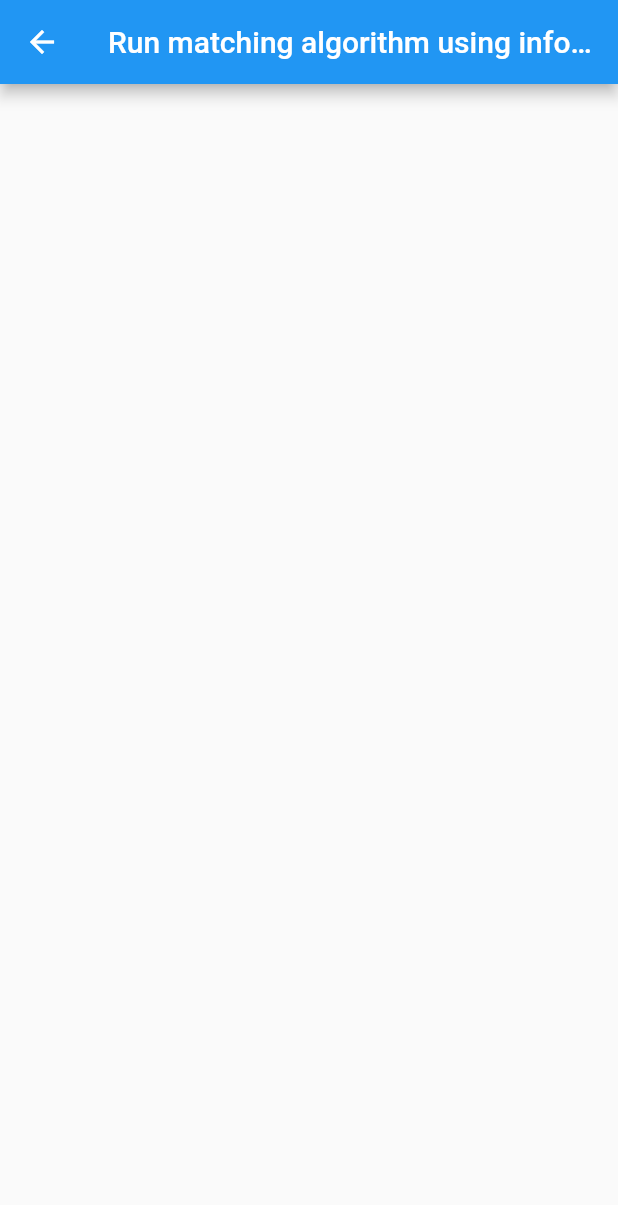
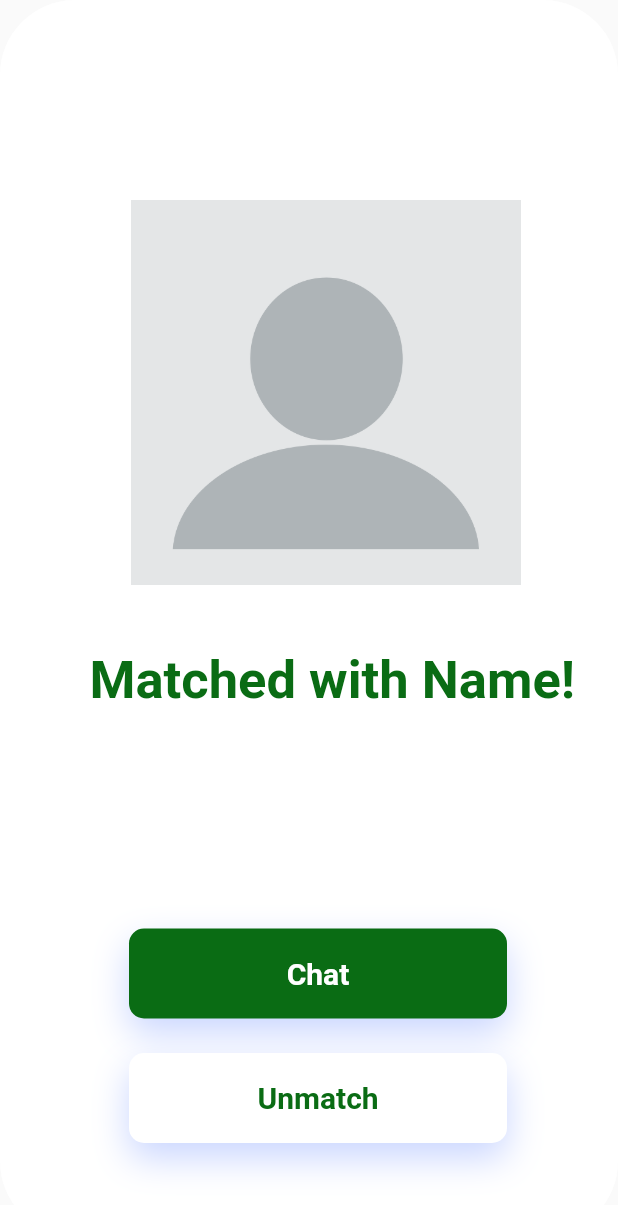
Before and after one commit to hqa5im/dux_project, a Flutter app: the DashBoard widget shown alone on an empty page, opened directly, after a tap on "Find Local!", on a phone screen of 412 x 824 dp. Shown: the top 1205 px of the screen. Run offline on Flutter 3.47's test engine with Material 2 defaults, Android fonts, the phone set to English and light mode, and no system bars; our stand-ins replace cloud_firestore, firebase_auth, firebase_core; accounts and stored records are empty; Roboto replaces fonts that are missing (Poppins).

Commit message:
Added UI for 'Find Local'

```diff
--- /dev/null
+++ b/lib/match_display.dart
@@ -0,0 +1,212 @@
+import 'package:flutter/material.dart';
+import 'package:dux_project/welcome.dart';
+
+// display the match result
+class ResultPage extends StatefulWidget {
+  @override
+  _ResultPageState createState() => _ResultPageState();
+}
+
+class _ResultPageState extends State<ResultPage> {
+  @override
+  Widget build(BuildContext context) {
+    color:
+    Colors.transparent;
+    return Material(
+        child: Container(
+      width: 428,
+      height: 926,
+      clipBehavior: Clip.antiAlias,
+      decoration: ShapeDecoration(
+        color: Colors.white,
+        shape: RoundedRectangleBorder(
+          borderRadius: BorderRadius.circular(50),
+        ),
+      ),
+      child: Stack(
+        children: [
+          Positioned(
+            left: 0,
+            top: 0,
+            child: Container(
+              width: 428,
+              height: 926,
+              decoration: BoxDecoration(
+                color: Colors.white.withOpacity(0.4699999988079071),
+              ),
+            ),
+          ),
+          Positioned(
+            left: 22,
+            top: 50,
+            child: Container(
+              height: 422,
+              padding: const EdgeInsets.symmetric(horizontal: 11, vertical: 52),
+              decoration: ShapeDecoration(
+                shape: RoundedRectangleBorder(
+                  borderRadius: BorderRadius.circular(20),
+                ),
+              ),
+              child: Row(
+                mainAxisSize: MainAxisSize.min,
+                mainAxisAlignment: MainAxisAlignment.center,
+                crossAxisAlignment: CrossAxisAlignment.center,
+                children: [
+                  Container(
+                    width: 363,
+                    height: 370,
+                    clipBehavior: Clip.antiAlias,
+                    decoration: BoxDecoration(),
+                  ),
+                ],
+              ),
+            ),
+          ),
+          Positioned(
+            left: 50,
+            top: 433,
+            child: SizedBox(
+              width: 343,
+              child: Text(
+                'Matched with Name!', // name of the matched user
+                textAlign: TextAlign.center,
+                style: TextStyle(
+                  color: Color(0xFF0A6C14),
+                  fontSize: 35,
+                  fontFamily: 'Poppins',
+                  fontWeight: FontWeight.w600,
+                  height: 0,
+                ),
+              ),
+            ),
+          ),
+
+          // chat button
+          Positioned(
+              left: 70,
+              top: 619,
+              child: ElevatedButton(
+                onPressed: () {
+                  Navigator.push(
+                    context,
+                    MaterialPageRoute(builder: (context) => DashBoard()),
+                  );
+                },
+                style: ElevatedButton.styleFrom(
+                  primary: Colors.transparent, // Set to transparent
+                  shadowColor: Colors.transparent, // Set to transparent
+                ),
+                child: Container(
+                  width: 252,
+                  height: 60,
+                  padding:
+                      const EdgeInsets.symmetric(horizontal: 20, vertical: 15),
+                  decoration: ShapeDecoration(
+                    color: Color(0xFF0A6C14),
+                    shape: RoundedRectangleBorder(
+                      borderRadius: BorderRadius.circular(10),
+                    ),
+                    shadows: [
+                      BoxShadow(
+                        color: Color(0xFFCAD6FF),
+                        blurRadius: 20,
+                        offset: Offset(0, 10),
+                        spreadRadius: 0,
+                      )
+                    ],
+                  ),
+                  child: Row(
+                    mainAxisSize: MainAxisSize.min,
+                    mainAxisAlignment: MainAxisAlignment.center,
+                    crossAxisAlignment: CrossAxisAlignment.center,
+                    children: [
+                      Text(
+                        'Chat',
+                        textAlign: TextAlign.center,
+                        style: TextStyle(
+                          color: Colors.white,
+                          fontSize: 20,
+                          fontFamily: 'Poppins',
+                          fontWeight: FontWeight.w600,
+                          height: 0,
+                        ),
+                      ),
+                    ],
+                  ),
+                ),
+              )),
+
+          // unmatch button
+          Positioned(
+            left: 70,
+            top: 702,
+            child: ElevatedButton(
+              onPressed: () {
+                Navigator.push(
+                  context,
+                  MaterialPageRoute(builder: (context) => DashBoard()),
+                );
+              },
+              style: ElevatedButton.styleFrom(
+                primary: Colors.transparent, // Set to transparent
+                shadowColor: Colors.transparent, // Set to transparent
+              ),
+              child: Container(
+                width: 252,
+                height: 60,
+                padding:
+                    const EdgeInsets.symmetric(horizontal: 20, vertical: 15),
+                decoration: ShapeDecoration(
+                  color: Colors.white,
+                  shape: RoundedRectangleBorder(
+                    borderRadius: BorderRadius.circular(10),
+                  ),
+                  shadows: [
+                    BoxShadow(
+                      color: Color(0xFFCAD6FF),
+                      blurRadius: 20,
+                      offset: Offset(0, 10),
+                      spreadRadius: 0,
+                    )
+                  ],
+                ),
+                child: Row(
+                  mainAxisSize: MainAxisSize.min,
+                  mainAxisAlignment: MainAxisAlignment.center,
+                  crossAxisAlignment: CrossAxisAlignment.center,
+                  children: [
+                    Text(
+                      'Unmatch',
+                      textAlign: TextAlign.center,
+                      style: TextStyle(
+                        color: Color(0xFF0A6C14),
+                        fontSize: 20,
+                        fontFamily: 'Poppins',
+                        fontWeight: FontWeight.w600,
+                        height: 0,
+                      ),
+                    ),
+                  ],
+                ),
+              ),
+            ),
+          ),
+          Positioned(
+            left: 87,
+            top: 133,
+            child: Container(
+              width: 260,
+              height: 257,
+              decoration: BoxDecoration(
+                image: DecorationImage(
+                  image: AssetImage("assets/blank profile.png"),
+                  fit: BoxFit.fill,
+                ),
+              ),
+            ),
+          ),
+        ],
+      ),
+    ));
+  }
+}
--- a/lib/quiz.dart
+++ b/lib/quiz.dart
@@ -237,6 +237,7 @@ class _MultiSelectState4 extends State<MultiSelect4> {
 
 // quiz page UI
 class FormPage extends StatefulWidget {
+
   @override
   _FormPageState createState() => _FormPageState();
 }
--- a/lib/welcome.dart
+++ b/lib/welcome.dart
@@ -3,6 +3,7 @@
 import 'package:flutter/material.dart';
 import 'package:firebase_auth/firebase_auth.dart';
 import 'package:dux_project/quiz.dart';
+import 'package:dux_project/match_display.dart';
 
 class Welcome extends StatefulWidget {
   const Welcome({super.key});
@@ -695,7 +696,7 @@ class DashBoard extends StatelessWidget {
                       Navigator.push(
                         context,
                         MaterialPageRoute(
-                            builder: (context) => EmptyPage1()),
+                            builder: (context) => Quiz()),
                       );
                     },
                     style: ElevatedButton.styleFrom(
@@ -750,7 +751,7 @@ class DashBoard extends StatelessWidget {
                     Navigator.push(
                       context,
                       MaterialPageRoute(
-                          builder: (context) => EmptyPage2()),
+                          builder: (context) => MatchPage()),
                     );
                   },
                   style: ElevatedButton.styleFrom(
@@ -803,7 +804,7 @@ class DashBoard extends StatelessWidget {
   }
 }
 
-class EmptyPage1 extends StatelessWidget {
+class Quiz extends StatelessWidget {
   @override
   Widget build(BuildContext context) {
     return MaterialApp(
@@ -812,13 +813,11 @@ class EmptyPage1 extends StatelessWidget {
   }
 }
 
-class EmptyPage2 extends StatelessWidget {
+class MatchPage extends StatelessWidget {
   @override
   Widget build(BuildContext context) {
-    return Scaffold(
-      appBar: AppBar(
-        title: Text('Run matching algorithm using information from profile then display match'),
-      ),
+    return MaterialApp(
+      home: ResultPage(),
     );
   }
 }
--- a/pubspec.yaml
+++ b/pubspec.yaml
@@ -64,7 +64,7 @@ flutter:
   # To add assets to your application, add an assets section, like this:
   assets:
     - assets/logo.png
-  #   - images/a_dot_ham.jpeg
+    - assets/blank profile.png
 
   # An image asset can refer to one or more resolution-specific "variants", see
   # https://flutter.dev/assets-and-images/#resolution-aware
```
Also changed, not shown: assets/blank profile.png (added).
